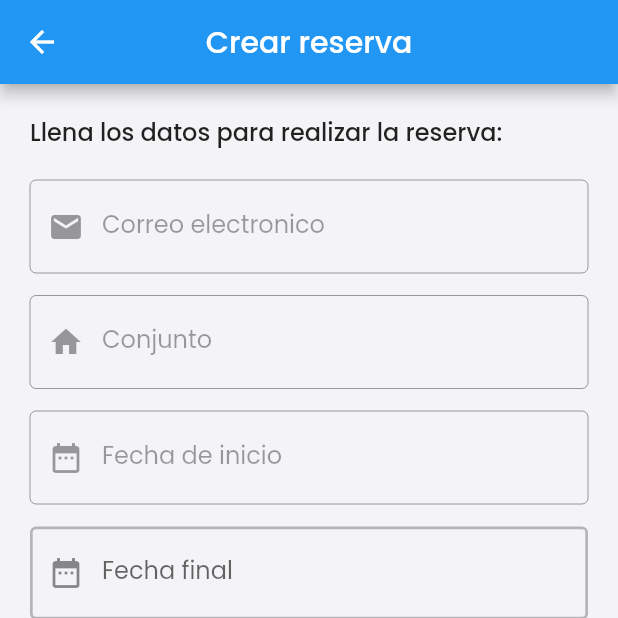
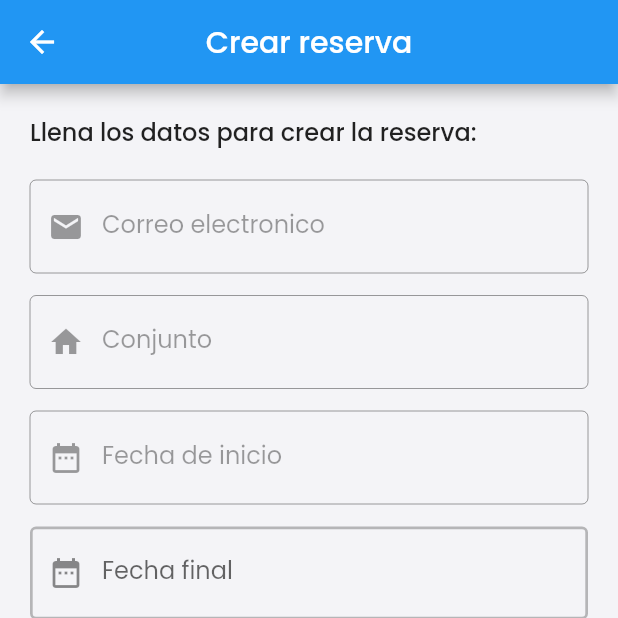
Before and after one commit to judsantamariaro/mi_house_reception, a Flutter app: the ReservationsCalendar screen opened by its route, after a tap on the "add" icon, on a phone screen of 412 x 824 dp, the top half of it. Run offline on Flutter 3.47's test engine with Material 2 defaults, Android fonts, the phone set to English and light mode, and no system bars; our stand-ins replace animate_do, get_it, google_fonts, hive, hive_flutter, table_calendar; accounts and stored records are empty.

Commit message:
Improved reservation form

```diff
--- a/lib/features/reservations/reservation_provider.dart
+++ b/lib/features/reservations/reservation_provider.dart
@@ -23,9 +23,21 @@ class ReservationProvider extends ChangeNotifier {
   List<SpaceReservationResponse> spaces = [];
   Failure? failure;
   DateTime selectedDate = DateTime.now();
+  ReservationResponse? selectedReservation;
 
   void onSelectedDateChanged(DateTime date) {
+    selectedReservation = null;
     selectedDate = date;
+    notifyListeners();
+  }
+
+  void onSelectedReservation(ReservationResponse reservationResponse) {
+    selectedReservation = reservationResponse;
+    notifyListeners();
+  }
+
+  void cleanSelectedReservation() {
+    selectedReservation = null;
     notifyListeners();
   }
 
@@ -40,6 +52,7 @@ class ReservationProvider extends ChangeNotifier {
 
   Future<void> fetchReservations(ReservationModel reservation) async {
     try {
+      selectedReservation = null;
       startLoading();
       final res = await httpHandler.performPost('/reserva/lista-reservas', reservation.toJson());
       reservations = (res['data'] as Iterable)
--- a/lib/ui/screens/reservations/reservation_form.dart
+++ b/lib/ui/screens/reservations/reservation_form.dart
@@ -34,11 +34,21 @@ class _ReservationFormScreenState extends State<ReservationFormScreen> {
       final authProv = Provider.of<AuthProvider>(context, listen: false).auth;
       final resProv = Provider.of<ReservationProvider>(context, listen: false);
       resProv.fetchSpaceReservations(SpaceReservationModel(nombreConjunto: authProv!.conjunto));
-      final selectedDate = resProv.selectedDate;
       _emailController.value = TextEditingValue(text: authProv.username);
       _conjuntoController.value = TextEditingValue(text: authProv.conjunto);
       _initialDateController.value =
-          TextEditingValue(text: ReservationUtils.getFormattedDate(selectedDate));
+          TextEditingValue(text: ReservationUtils.getFormattedDate(resProv.selectedDate));
+      if (resProv.selectedReservation != null) {
+        _initialDateController.text = ReservationUtils.getFormattedDate(
+          DateTime.parse(resProv.selectedReservation!.fechaInicio),
+        );
+        _lastDateController.text = ReservationUtils.getFormattedDate(
+          DateTime.parse(
+            resProv.selectedReservation!.fechaFin ?? resProv.selectedReservation!.fechaInicio,
+          ),
+        );
+        isPaid = resProv.selectedReservation!.pago;
+      }
     });
   }
 
@@ -46,7 +56,8 @@ class _ReservationFormScreenState extends State<ReservationFormScreen> {
   Widget build(BuildContext context) {
     final resProv = Provider.of<ReservationProvider>(context);
     return Scaffold(
-      appBar: AppBar(title: const Text('Crear reserva')),
+      appBar: AppBar(
+          title: Text(resProv.selectedReservation == null ? 'Crear reserva' : 'Editar reserva')),
       body: SingleChildScrollView(
         padding: const EdgeInsets.symmetric(vertical: 10, horizontal: 20),
         child: Form(
@@ -55,11 +66,13 @@ class _ReservationFormScreenState extends State<ReservationFormScreen> {
             crossAxisAlignment: CrossAxisAlignment.start,
             children: [
               const SizedBox(height: 10),
-              const SizedBox(
+              SizedBox(
                 width: double.infinity,
                 child: Text(
-                  'Llena los datos para realizar la reserva:',
-                  style: TextStyle(fontWeight: FontWeight.w500, fontSize: 16),
+                  resProv.selectedReservation == null
+                      ? 'Llena los datos para crear la reserva:'
+                      : 'Llena los datos para editar la reserva:',
+                  style: const TextStyle(fontWeight: FontWeight.w500, fontSize: 16),
                 ),
               ),
               const SizedBox(height: 20),
@@ -188,7 +201,8 @@ class _ReservationFormScreenState extends State<ReservationFormScreen> {
                 ],
               ),
               const SizedBox(height: 15),
-              SizedBox(
+              resProv.selectedReservation == null
+                  ? SizedBox(
                       width: double.maxFinite,
                       height: 45,
                       child: ElevatedButton(
@@ -197,6 +211,27 @@ class _ReservationFormScreenState extends State<ReservationFormScreen> {
                             ? const Center(child: CircularProgressIndicator())
                             : const Text('Reservar'),
                       ),
+                    )
+                  : Column(
+                      children: [
+                        SizedBox(
+                          width: double.maxFinite,
+                          height: 45,
+                          child: ElevatedButton(
+                            onPressed: () {},
+                            child: const Text('Actualizar'),
+                          ),
+                        ),
+                        const SizedBox(height: 10),
+                        SizedBox(
+                          width: double.maxFinite,
+                          height: 45,
+                          child: ElevatedButton(
+                            onPressed: () {},
+                            child: const Text('Eliminar'),
+                          ),
+                        ),
+                      ],
                     ),
             ],
           ),
@@ -230,4 +265,56 @@ class _ReservationFormScreenState extends State<ReservationFormScreen> {
       await CustomModals().showError(message: res.message);
     }
   }
+
+  Future<void> handleOnUpdate() async {
+    if (!_formController.currentState!.validate()) {
+      return;
     }
+    if (_lastDateController.text.trim().isEmpty) {
+      await CustomModals().showError(message: 'Revisa la fecha de entrega');
+      return;
+    }
+    final res = await Provider.of<ReservationProvider>(context, listen: false).createReservation(
+      CreateReservationModel(
+        fechaInicio: DateTime.parse(_initialDateController.text).add(const Duration(hours: 10)),
+        fechaFinal: DateTime.parse(_lastDateController.text).add(const Duration(hours: 12)),
+        pago: isPaid,
+        usuario: _emailController.text.trim(),
+        conjunto: _conjuntoController.text.trim(),
+        espacio: selectedSpace!.nombre,
+      ),
+    );
+    if (res == null) {
+      await CustomModals().showWellDone(message: 'Reserva creada con exito');
+      Navigator.of(context).popUntil(ModalRoute.withName(IndexScreen.route));
+    } else {
+      await CustomModals().showError(message: res.message);
+    }
+  }
+
+  Future<void> handleOnDelete() async {
+    if (!_formController.currentState!.validate()) {
+      return;
+    }
+    if (_lastDateController.text.trim().isEmpty) {
+      await CustomModals().showError(message: 'Revisa la fecha de entrega');
+      return;
+    }
+    final res = await Provider.of<ReservationProvider>(context, listen: false).createReservation(
+      CreateReservationModel(
+        fechaInicio: DateTime.parse(_initialDateController.text).add(const Duration(hours: 10)),
+        fechaFinal: DateTime.parse(_lastDateController.text).add(const Duration(hours: 12)),
+        pago: isPaid,
+        usuario: _emailController.text.trim(),
+        conjunto: _conjuntoController.text.trim(),
+        espacio: selectedSpace!.nombre,
+      ),
+    );
+    if (res == null) {
+      await CustomModals().showWellDone(message: 'Reserva creada con exito');
+      Navigator.of(context).popUntil(ModalRoute.withName(IndexScreen.route));
+    } else {
+      await CustomModals().showError(message: res.message);
+    }
+  }
+}
--- a/lib/ui/screens/reservations/reservations_calendar.dart
+++ b/lib/ui/screens/reservations/reservations_calendar.dart
@@ -41,7 +41,10 @@ class _ReservationsCalendarState extends State<ReservationsCalendar> {
       floatingActionButton: reservationsProv.isLoading
           ? null
           : FloatingActionButton(
-              onPressed: () => Navigator.of(context).pushNamed(ReservationFormScreen.route),
+              onPressed: () {
+                reservationsProv.cleanSelectedReservation();
+                Navigator.of(context).pushNamed(ReservationFormScreen.route);
+              },
               child: const Icon(Icons.add),
             ),
       body: Column(
@@ -111,7 +114,8 @@ class ReservationsList extends StatelessWidget {
 
   @override
   Widget build(BuildContext context) {
-    final reservations = Provider.of<ReservationProvider>(context).getFilteredReservations();
+    final resProv = Provider.of<ReservationProvider>(context);
+    final reservations = resProv.getFilteredReservations();
     final authProvider = Provider.of<AuthProvider>(context);
     return ListView.separated(
       separatorBuilder: (_, __) => const SizedBox(height: 5),
@@ -123,7 +127,10 @@ class ReservationsList extends StatelessWidget {
           child: ListTile(
             title: Text(res.nombreEspacio),
             subtitle: Text(res.tipoEspacio),
-            onTap: () {},
+            onTap: () {
+              resProv.onSelectedReservation(res);
+              Navigator.of(context).pushNamed(ReservationFormScreen.route);
+            },
             trailing:
                 res.email == authProvider.auth!.username ? const Icon(Icons.chevron_right) : null,
           ),
```
Lines whose indentation alone changed are shown as unchanged.
